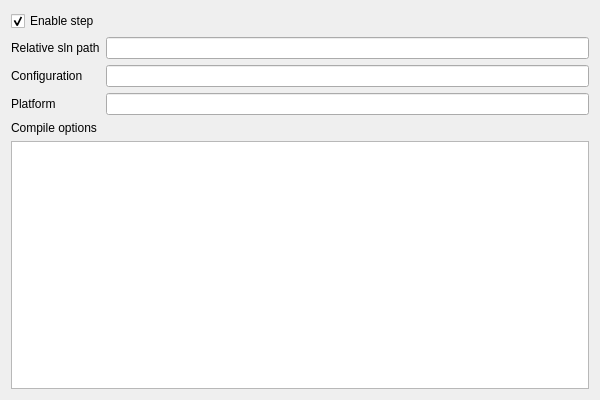
Qt form CompilePanel.ui (roomain/DontNeedADO) before a commit.
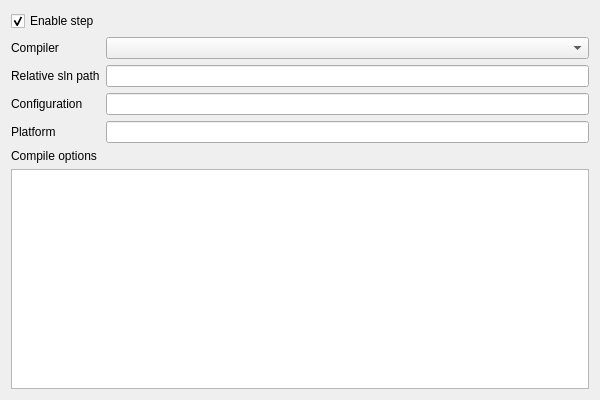
The same form after that commit.

```diff
--- a/CompilePanel.ui
+++ b/CompilePanel.ui
@@ -14,43 +14,43 @@
    <string>CompilePanel</string>
   </property>
   <layout class="QGridLayout" name="gridLayout">
-   <item row="1" column="1">
+   <item row="2" column="0">
+    <widget class="QLabel" name="label">
+     <property name="text">
+      <string>Relative sln path</string>
+     </property>
+    </widget>
+   </item>
+   <item row="2" column="1">
     <widget class="QLineEdit" name="lEdtSLNPath"/>
    </item>
-   <item row="3" column="0">
-    <widget class="QLabel" name="label_3">
-     <property name="text">
-      <string>Platform</string>
-     </property>
-    </widget>
-   </item>
-   <item row="4" column="0">
+   <item row="5" column="0">
     <widget class="QLabel" name="label_4">
      <property name="text">
       <string>Compile options</string>
      </property>
     </widget>
    </item>
-   <item row="2" column="0">
-    <widget class="QLabel" name="label_2">
-     <property name="text">
-      <string>Configuration</string>
-     </property>
-    </widget>
-   </item>
-   <item row="2" column="1">
-    <widget class="QLineEdit" name="lEdtConf"/>
+   <item row="6" column="0" colspan="2">
+    <widget class="QPlainTextEdit" name="ptEdtOptions"/>
    </item>
    <item row="3" column="1">
+    <widget class="QLineEdit" name="lEdtConf"/>
+   </item>
+   <item row="4" column="1">
     <widget class="QLineEdit" name="lEdtPlatform"/>
    </item>
-   <item row="5" column="0" colspan="2">
-    <widget class="QPlainTextEdit" name="ptEdtOptions"/>
+   <item row="3" column="0">
+    <widget class="QLabel" name="label_2">
+     <property name="text">
+      <string>Configuration</string>
+     </property>
+    </widget>
    </item>
-   <item row="1" column="0">
-    <widget class="QLabel" name="label">
+   <item row="4" column="0">
+    <widget class="QLabel" name="label_3">
      <property name="text">
-      <string>Relative sln path</string>
+      <string>Platform</string>
      </property>
     </widget>
    </item>
@@ -64,6 +64,16 @@
      </property>
     </widget>
    </item>
+   <item row="1" column="0">
+    <widget class="QLabel" name="label_5">
+     <property name="text">
+      <string>Compiler</string>
+     </property>
+    </widget>
+   </item>
+   <item row="1" column="1">
+    <widget class="QComboBox" name="cboCompiler"/>
+   </item>
   </layout>
  </widget>
  <layoutdefault spacing="6" margin="11"/>
```
